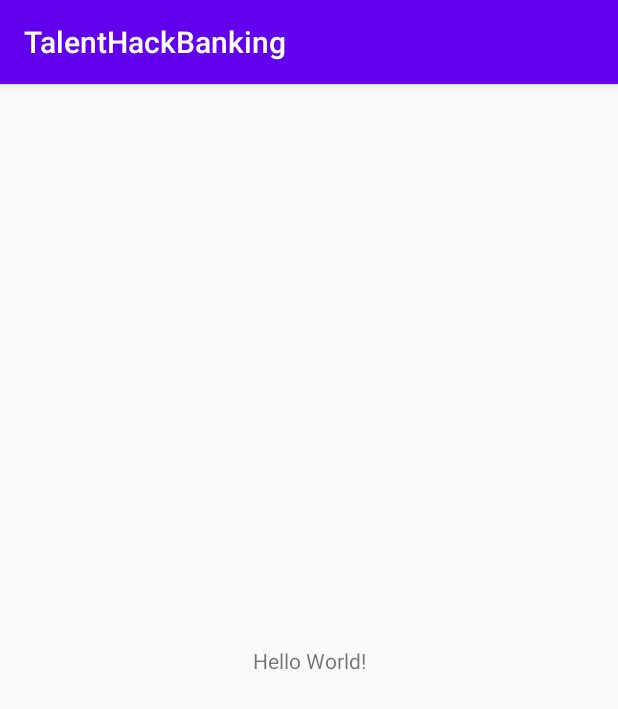
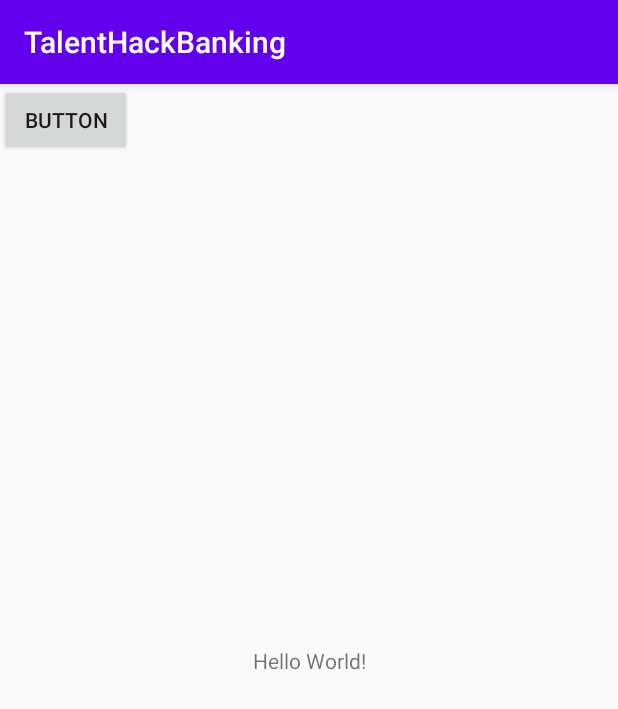
Before and after one commit to jkwok678/TalentHackBanking, an Android app: the screen it shows after launch (MainActivity), on a phone screen of 412 x 824 dp. Shown: the top 709 px of the screen. Run offline under Robolectric (Android 15) with nearby library versions, the phone set to English and light mode, and no system bars.

Commit message:
Added new bot
so far

```diff
--- a/app/src/main/java/com/example/talenthackbanking/BreakdownActivity.java
+++ b/app/src/main/java/com/example/talenthackbanking/BreakdownActivity.java
@@ -1,4 +1,6 @@
 package com.example.talenthackbanking;
 
 public class BreakdownActivity {
+
+
 }
--- a/app/src/main/java/com/example/talenthackbanking/Data.java
+++ /dev/null
@@ -1,5 +0,0 @@
-package com.example.talenthackbanking;
-
-public class Data {
-
-}
--- a/app/src/main/java/com/example/talenthackbanking/MainActivity.java
+++ b/app/src/main/java/com/example/talenthackbanking/MainActivity.java
@@ -15,5 +15,6 @@ public class MainActivity extends AppCompatActivity {
     protected void onCreate(Bundle savedInstanceState) {
         super.onCreate(savedInstanceState);
         setContentView(R.layout.activity_main);
+
     }
 }
--- a/app/src/main/res/layout/activity_main.xml
+++ b/app/src/main/res/layout/activity_main.xml
@@ -15,4 +15,12 @@
         app:layout_constraintRight_toRightOf="parent"
         app:layout_constraintTop_toTopOf="parent" />
 
+    <Button
+        android:id="@+id/button"
+        android:layout_width="wrap_content"
+        android:layout_height="wrap_content"
+        android:text="Button"
+        tools:layout_editor_absoluteX="161dp"
+        tools:layout_editor_absoluteY="292dp" />
+
 </androidx.constraintlayout.widget.ConstraintLayout>
```
Also changed, not shown: app/src/main/java/com/example/talenthackbanking/SubscriptionModel.java (added, +89 -0 lines).
